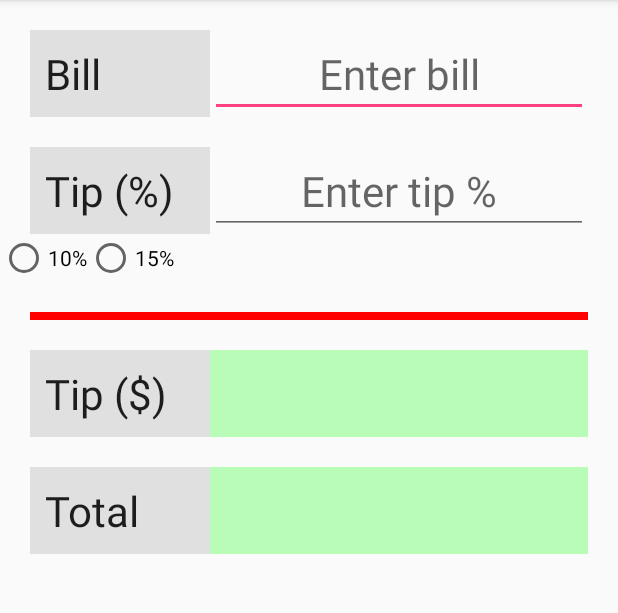
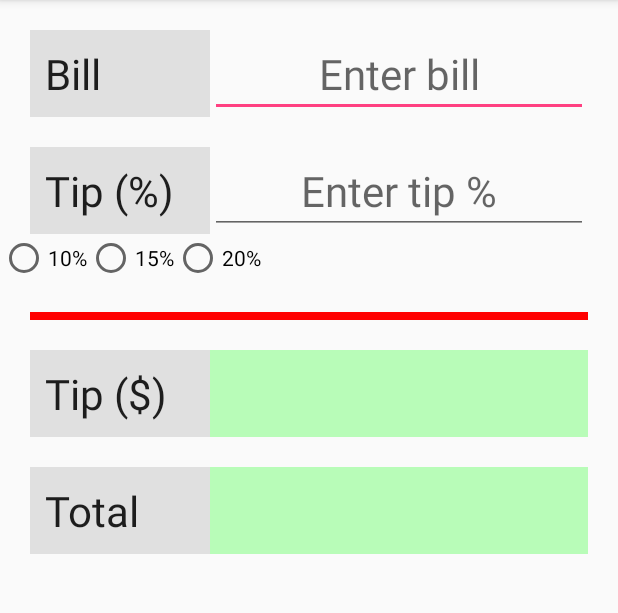
Before and after one commit to BaileyMillerSSI/MobileDevelopment, an Android app: the screen it shows after launch (MainActivity), on a phone screen of 412 x 824 dp, the part 84-697 px from its top. Run offline under Robolectric (Android 15) with nearby library versions, the phone set to English and light mode, and no system bars.

Commit message:
Added the 20

```diff
--- a/Android Studio/TipCalculatorV5/app/src/main/res/layout/activity_main.xml
+++ b/Android Studio/TipCalculatorV5/app/src/main/res/layout/activity_main.xml
@@ -56,6 +56,10 @@
             android:layout_width="wrap_content"
             android:layout_height="wrap_content"
             android:text="15%"/>
+        <RadioButton android:id="@+id/radio_twenty"
+            android:layout_width="wrap_content"
+            android:layout_height="wrap_content"
+            android:text="20%"/>
     </RadioGroup>
 
 
```
